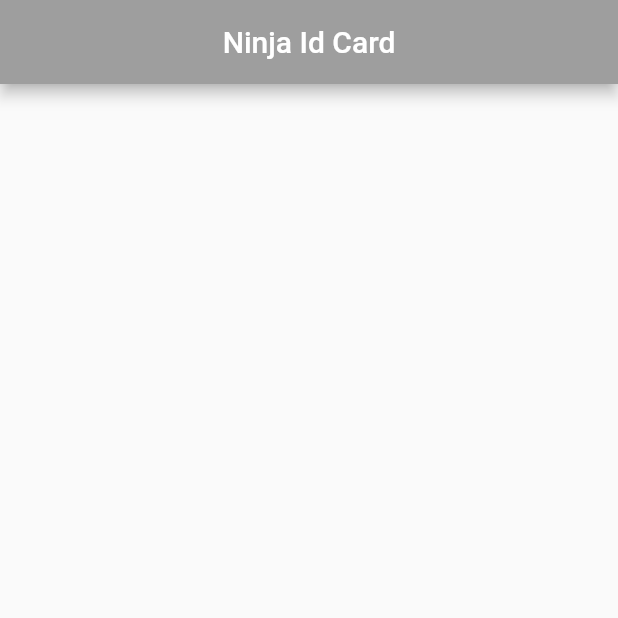
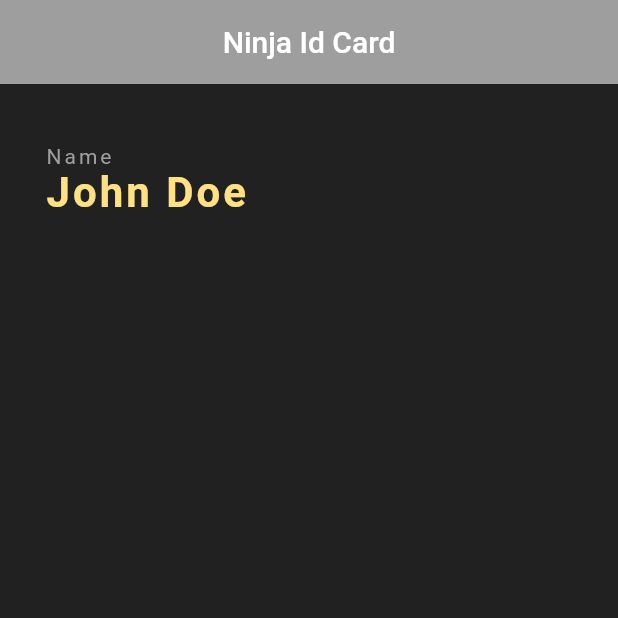
Before and after one commit to swagathushetty/flutter-id-project, a Flutter app: the screen it shows after launch, on a phone screen of 412 x 824 dp, the top half of it. Run offline on Flutter 3.47's test engine with Material 2 defaults, Android fonts, the phone set to English and light mode, and no system bars.

Commit message:
added basic text for app

```diff
--- a/lib/main.dart
+++ b/lib/main.dart
@@ -10,11 +10,37 @@ class NinjaCard extends StatelessWidget {
   @override
   Widget build(BuildContext context){
     return Scaffold(
+      backgroundColor: Colors.grey[900],
       appBar: AppBar(
         title:Text('Ninja Id Card'),
         centerTitle:true,
-        backgroundColor:Colors.grey
+        backgroundColor:Colors.grey,
+        elevation:0
       ),
+      body:Padding(
+        padding:EdgeInsets.fromLTRB(30, 40, 30,0),
+        child:Column(
+          crossAxisAlignment: CrossAxisAlignment.start,
+          children: [
+            Text(
+              'Name',
+              style:TextStyle(
+                color:Colors.grey,
+                letterSpacing: 2
+              )
+            ),
+            Text(
+                'John Doe',
+                style:TextStyle(
+                    color:Colors.amber[200],
+                    letterSpacing: 2,
+                    fontSize:28,
+                    fontWeight:FontWeight.bold
+                )
+            ),
+          ],
+        )
+      )
     );
   }
 }
```
